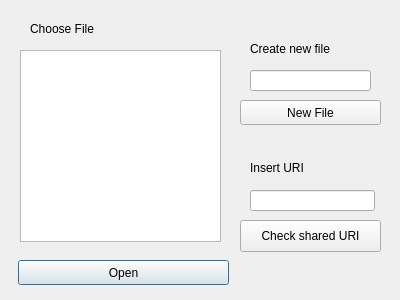
First picture: the form in client/newopen.ui, repository SimoneDutto/CollaborativeEditor, before the edit.
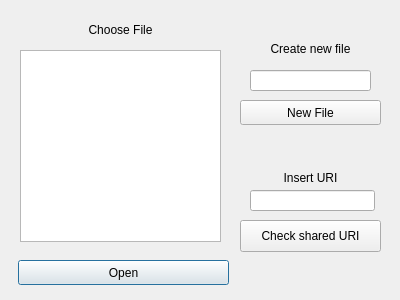
Second picture: the form after the edit.

What changed in the file:
```diff
--- a/client/newopen.ui
+++ b/client/newopen.ui
@@ -26,15 +26,18 @@
   <widget class="QLabel" name="label">
    <property name="geometry">
     <rect>
-     <x>30</x>
+     <x>20</x>
      <y>20</y>
-     <width>111</width>
-     <height>17</height>
+     <width>201</width>
+     <height>20</height>
     </rect>
    </property>
    <property name="text">
     <string>Choose File</string>
    </property>
+   <property name="alignment">
+    <set>Qt::AlignCenter</set>
+   </property>
   </widget>
   <widget class="QPushButton" name="pushButton">
    <property name="geometry">
@@ -54,13 +57,16 @@
     <rect>
      <x>250</x>
      <y>40</y>
-     <width>101</width>
+     <width>121</width>
      <height>17</height>
     </rect>
    </property>
    <property name="text">
     <string>Create new file</string>
    </property>
+   <property name="alignment">
+    <set>Qt::AlignCenter</set>
+   </property>
   </widget>
   <widget class="QPushButton" name="pushButton_2">
    <property name="geometry">
@@ -89,14 +95,17 @@
    <property name="geometry">
     <rect>
      <x>250</x>
-     <y>160</y>
-     <width>81</width>
+     <y>170</y>
+     <width>121</width>
      <height>16</height>
     </rect>
    </property>
    <property name="text">
     <string>Insert URI</string>
    </property>
+   <property name="alignment">
+    <set>Qt::AlignCenter</set>
+   </property>
   </widget>
   <widget class="QPushButton" name="pushButton_3">
    <property name="geometry">
```
